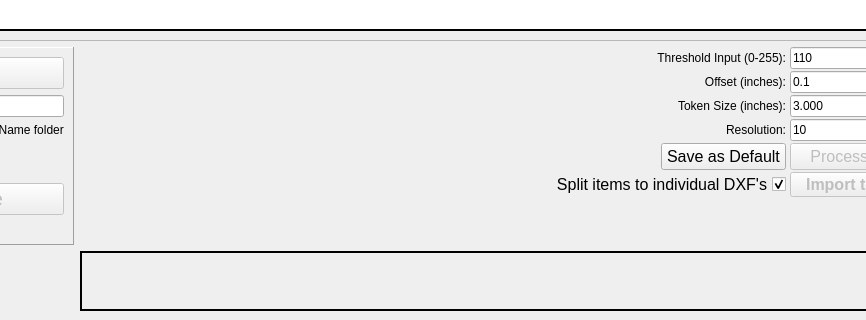
Above: src/ui.ui from tkubic/GridfinityShadowMaker before the change; both pictures show x 209 to 1075 and y 480 to 800 of the 1200 by 800 pixel window. Below: the same form after it.
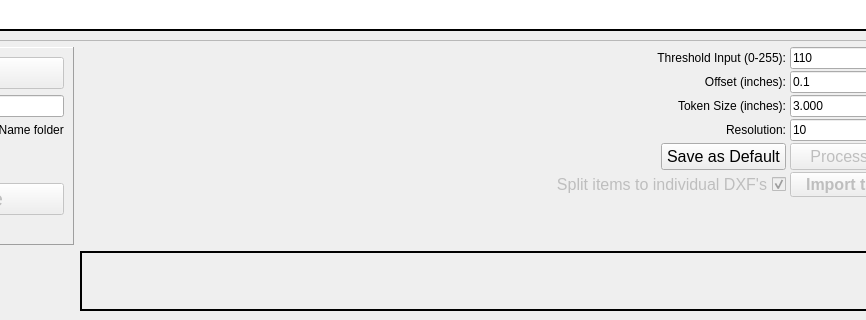
That is the form after the change.

Diff of the .ui file:
```diff
--- a/src/ui.ui
+++ b/src/ui.ui
@@ -456,7 +456,7 @@
       <item row="5" column="0">
        <widget class="QCheckBox" name="splitDXF">
         <property name="enabled">
-         <bool>true</bool>
+         <bool>false</bool>
         </property>
         <property name="minimumSize">
          <size>
```
Left out of the diff: 3 changed lines with no effect on the pictures.
